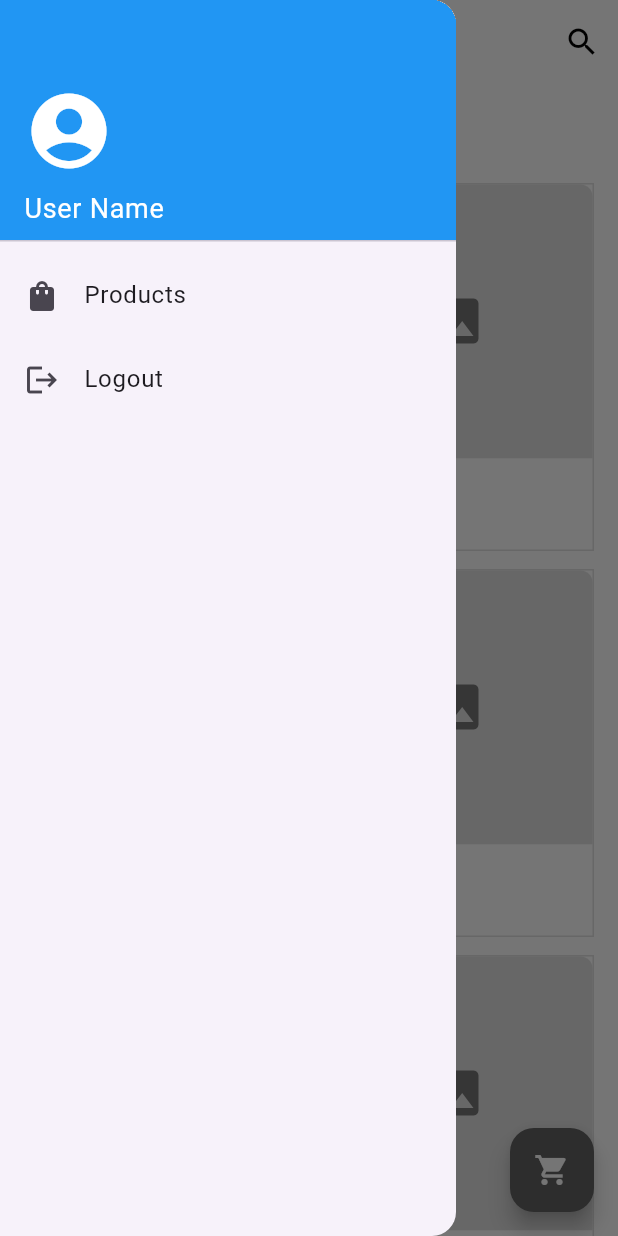
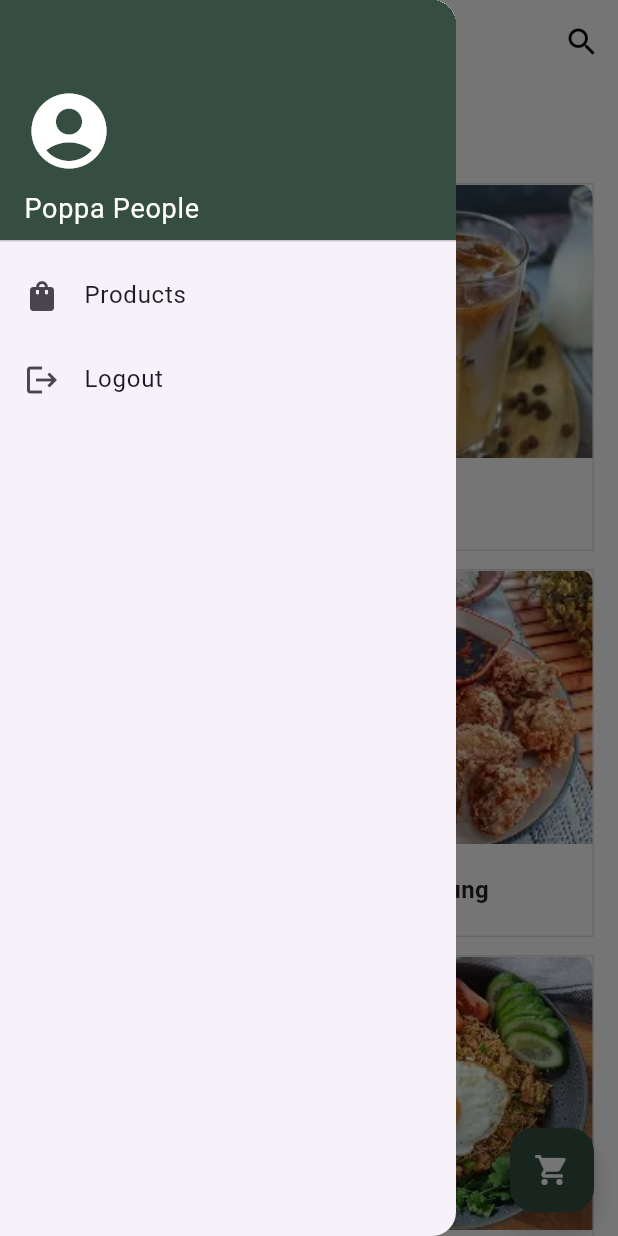
Before and after one commit to divanajuan-lang/uts_2022110021, a Flutter app: the screen it shows after launch, after a tap on "Login", after a tap on the "menu" icon, on a phone screen of 412 x 824 dp. Run offline on Flutter 3.47's test engine with Material 3 defaults, Android fonts, the phone set to English and light mode, and no system bars.

Commit message:
tema "Poppa People"

```diff
--- a/lib/home_screen.dart
+++ b/lib/home_screen.dart
@@ -1,8 +1,11 @@
 import 'package:flutter/material.dart';
+import 'package:uts_2022110021/product.dart';
 import 'package:uts_2022110021/product_card.dart';
 
 class HomeScreen extends StatelessWidget {
-  const HomeScreen({super.key});
+  HomeScreen({super.key});
+
+  final List<Product> products = Product.getAllProducts();
 
   @override
   Widget build(BuildContext context) {
@@ -31,7 +34,7 @@ class HomeScreen extends StatelessWidget {
           padding: EdgeInsets.zero,
           children: [
             const DrawerHeader(
-              decoration: BoxDecoration(color: Colors.blue),
+              decoration: BoxDecoration(color: Color(0xFF354E41)),
               child: Column(
                 crossAxisAlignment: CrossAxisAlignment.start,
                 mainAxisAlignment: MainAxisAlignment.end,
@@ -39,7 +42,7 @@ class HomeScreen extends StatelessWidget {
                   Icon(Icons.account_circle, size: 60, color: Colors.white),
                   SizedBox(height: 8),
                   Text(
-                    'User Name',
+                    'Poppa People',
                     style: TextStyle(color: Colors.white, fontSize: 18),
                   ),
                 ],
@@ -85,9 +88,9 @@ class HomeScreen extends StatelessWidget {
                 mainAxisSpacing: 12,
                 childAspectRatio: 0.75,
               ),
-              itemCount: 8,
+              itemCount: products.length,
               itemBuilder: (context, index) {
-                return ProductCard();
+                return ProductCard(product: products[index]);
               },
             ),
           ),
@@ -97,7 +100,7 @@ class HomeScreen extends StatelessWidget {
         onPressed: () {
           Navigator.pushNamed(context, '/cart');
         },
-        backgroundColor: Colors.grey[700],
+        backgroundColor: const Color(0xFF354E41),
         child: const Icon(Icons.shopping_cart, color: Colors.white),
       ),
     );
--- a/lib/login_screen.dart
+++ b/lib/login_screen.dart
@@ -11,21 +11,24 @@ class LoginScreen extends StatelessWidget {
         child: Column(
           crossAxisAlignment: CrossAxisAlignment.stretch,
           children: [
+            Column(
+              children: [
+                Image(
+                  image: AssetImage('assets/images/bg.jpg'),
+                  width: double.infinity,
+                  height: 300,
+                  fit: BoxFit.cover,
+
+                ),
                 Padding(
-              padding: EdgeInsetsGeometry.symmetric(horizontal: 24),
+                  padding: const EdgeInsets.all(24),
                   child: Column(
+                    crossAxisAlignment: CrossAxisAlignment.stretch,
                     children: [
-                  Container(
-                    height: 120,
-                    width: double.infinity,
-                    decoration: BoxDecoration(color: Colors.grey[300]),
-                    child: Icon(Icons.image, size: 60, color: Colors.grey[600]),
-                  ),
-
                       const SizedBox(height: 40),
 
                       const Text(
-                    'Welcome to BShop',
+                        'Welcome to Poppa People',
                         style: TextStyle(
                           fontSize: 24,
                           fontWeight: FontWeight.bold,
@@ -45,7 +48,7 @@ class LoginScreen extends StatelessWidget {
 
                       TextField(
                         decoration: InputDecoration(
-                      hintText: 'dah@example.com',
+                          hintText: 'test@example.com',
                           hintStyle: TextStyle(color: Colors.grey[400]),
                           filled: true,
                           fillColor: Colors.white,
@@ -112,7 +115,7 @@ class LoginScreen extends StatelessWidget {
                             Navigator.pushReplacementNamed(context, '/home');
                           },
                           style: ElevatedButton.styleFrom(
-                        backgroundColor: const Color(0xFF4F46E5),
+                            backgroundColor: const Color(0xFF354E41),
                             shape: RoundedRectangleBorder(
                               borderRadius: BorderRadius.circular(8),
                             ),
@@ -133,6 +136,8 @@ class LoginScreen extends StatelessWidget {
                 ),
               ],
             ),
+          ],
+        ),
       ),
     );
   }
--- /dev/null
+++ b/lib/product.dart
@@ -0,0 +1,86 @@
+class Product {
+  final String id;
+  final String name;
+  final String image;
+  final double price;
+  final String description;
+
+  Product({
+    required this.id,
+    required this.name,
+    required this.image,
+    required this.price,
+    required this.description,
+  });
+
+  String get formattedPrice => 'Rp ${price.toStringAsFixed(0)}';
+
+  static List<Product> getAllProducts() {
+    return [
+      Product(
+        id: '1',
+        name: 'Americano',
+        image: 'assets/images/americano.webp',
+        price: 25000,
+        description:
+            'Kopi Americano adalah minuman kopi yang dibuat dengan menambahkan air panas ke dalam espresso. Menghasilkan rasa kopi yang kuat namun lebih ringan dibandingkan espresso murni. Cocok untuk Anda yang menyukai kopi hitam dengan intensitas yang pas.',
+      ),
+      Product(
+        id: '4',
+        name: 'Kopi Susu',
+        image: 'assets/images/kopi-susu.webp',
+        price: 20000,
+        description:
+            'Perpaduan sempurna antara kopi berkualitas dan susu segar yang creamy. Menghasilkan rasa yang seimbang antara pahit kopi dan manisnya susu. Minuman favorit untuk memulai hari atau menemani waktu santai Anda.',
+      ),
+      Product(
+        id: '3',
+        name: 'Es Teh',
+        image: 'assets/images/es-teh.webp',
+        price: 8000,
+        description:
+            'Es teh manis yang menyegarkan, dibuat dari teh pilihan berkualitas. Minuman sempurna untuk menemani makanan atau sekadar melepas dahaga di cuaca panas. Tingkat kemanisan dapat disesuaikan dengan selera Anda.',
+      ),
+      Product(
+        id: '2',
+        name: 'Ayam Tepung',
+        image: 'assets/images/ayam-tepung.webp',
+        price: 35000,
+        description:
+            'Ayam goreng tepung crispy dengan bumbu rahasia yang gurih dan renyah. Digoreng dengan sempurna hingga kulitnya berwarna keemasan. Disajikan dengan nasi hangat dan sambal, cocok untuk makan siang atau malam Anda.',
+      ),
+      Product(
+        id: '5',
+        name: 'Mie Goreng',
+        image: 'assets/images/mie-goreng.webp',
+        price: 18000,
+        description:
+            'Mie goreng spesial dengan bumbu yang meresap sempurna. Dimasak dengan sayuran segar dan dilengkapi dengan telur. Tekstur mie yang kenyal dan rasa yang gurih membuat hidangan ini selalu menjadi favorit.',
+      ),
+      Product(
+        id: '6',
+        name: 'Nasi Goreng',
+        image: 'assets/images/nasgor.webp',
+        price: 22000,
+        description:
+            'Nasi goreng spesial dengan bumbu racikan khas yang menggugah selera. Dimasak dengan api besar untuk menghasilkan aroma wangi dan rasa yang autentik. Dilengkapi dengan telur, ayam, dan kerupuk.',
+      ),
+      Product(
+        id: '7',
+        name: 'Pisang Goreng',
+        image: 'assets/images/pisang-goreng.webp',
+        price: 12000,
+        description:
+            'Pisang goreng dengan tepung crispy yang renyah di luar namun lembut di dalam. Dibuat dari pisang pilihan yang matang sempurna. Camilan tradisional yang nikmat dinikmati saat hangat, cocok untuk teman minum kopi atau teh.',
+      ),
+    ];
+  }
+
+  static Product? getProductById(String id) {
+    try {
+      return getAllProducts().firstWhere((product) => product.id == id);
+    } catch (e) {
+      return null;
+    }
+  }
+}
--- a/lib/product_card.dart
+++ b/lib/product_card.dart
@@ -1,11 +1,16 @@
 import 'package:flutter/material.dart';
+import 'package:uts_2022110021/product.dart';
 
 class ProductCard extends StatelessWidget {
+  final Product product;
+
+  const ProductCard({super.key, required this.product});
+
   @override
   Widget build(BuildContext context) {
     return GestureDetector(
       onTap: () {
-        Navigator.pushNamed(context, '/product');
+        Navigator.pushNamed(context, '/product', arguments: product);
       },
       child: Container(
         decoration: BoxDecoration(
@@ -17,11 +22,17 @@ class ProductCard extends StatelessWidget {
           children: [
             Expanded(
               flex: 3,
-              child: Container(
-                decoration: BoxDecoration(
+              child: ClipRRect(
+                borderRadius: const BorderRadius.vertical(
+                  top: Radius.circular(8),
+                ),
+                child: Image.asset(
+                  product.image,
+                  width: double.infinity,
+                  fit: BoxFit.cover,
+                  errorBuilder: (context, error, stackTrace) {
+                    return Container(
                       color: Colors.grey[300],
-                  borderRadius: BorderRadius.vertical(top: Radius.circular(8)),
-                ),
                       child: Center(
                         child: Icon(
                           Icons.image,
@@ -29,19 +40,22 @@ class ProductCard extends StatelessWidget {
                           color: Colors.grey[600],
                         ),
                       ),
+                    );
+                  },
+                ),
               ),
             ),
             Expanded(
               flex: 1,
               child: Padding(
-                padding: EdgeInsets.all(12),
+                padding: const EdgeInsets.all(12),
                 child: Column(
                   crossAxisAlignment: CrossAxisAlignment.start,
                   mainAxisAlignment: MainAxisAlignment.center,
                   children: [
                     Text(
-                      'Title',
-                      style: TextStyle(
+                      product.name,
+                      style: const TextStyle(
                         fontSize: 16,
                         fontWeight: FontWeight.bold,
                         color: Colors.black87,
--- a/pubspec.yaml
+++ b/pubspec.yaml
@@ -17,3 +17,5 @@ dev_dependencies:
 
 flutter:
   uses-material-design: true
+  assets:
+    - assets/images/
```
Also changed, not shown: lib/cart_screen.dart (+45 -21 lines), lib/product_screen.dart (+41 -35 lines), assets/images/americano.webp (added), assets/images/ayam-tepung.webp (added), assets/images/bg.jpg (added), assets/images/es-teh.webp (added), assets/images/kopi-susu.webp (added), assets/images/mie-goreng.webp (added), assets/images/nasgor.webp (added), assets/images/pisang-goreng.webp (added). Lines whose indentation alone changed are shown as unchanged.
